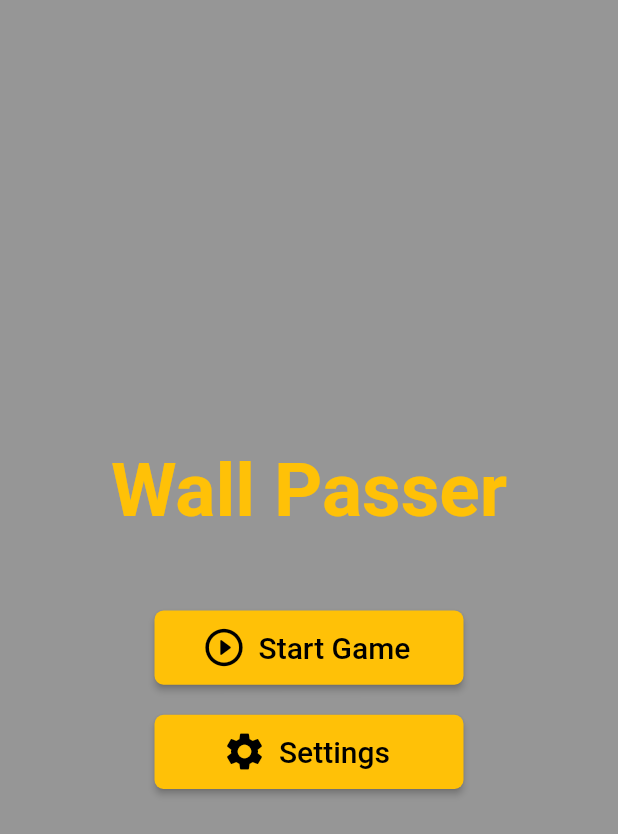
After one commit to Charizard17/chest_escape, a Flutter app: the screen it shows after launch, on a phone screen of 412 x 824 dp. The commit adds this screen. Shown: the top 834 px of the screen. Run offline on Flutter 3.47's test engine with Material 2 defaults, Android fonts, the phone set to English and light mode, and no system bars; missing offline and left inert: flame.

Commit message:
main_menu screen created

```diff
--- a/lib/main.dart
+++ b/lib/main.dart
@@ -2,6 +2,7 @@ import 'package:flame/flame.dart';
 import 'package:flutter/material.dart';
 
 import './screens/game_play.dart';
+import './screens/main_menu.dart';
 
 void main() async {
   WidgetsFlutterBinding.ensureInitialized();
@@ -9,7 +10,7 @@ void main() async {
 
   runApp(
     MaterialApp(
-      home: GamePlay(),
+      home: MainMenu(),
     ),
   );
 }
--- a/lib/overlays/game_over_menu.dart
+++ b/lib/overlays/game_over_menu.dart
@@ -22,11 +22,12 @@ class GameOverMenu extends StatelessWidget {
           mainAxisAlignment: MainAxisAlignment.center,
           children: [
             Padding(
-              padding: const EdgeInsets.symmetric(vertical: 50.0),
+              padding: const EdgeInsets.only(bottom: 50.0),
               child: Text(
                 'Game Over',
                 style: TextStyle(
                   fontSize: 50,
+                  fontWeight: FontWeight.bold,
                   color: Colors.amber,
                 ),
               ),
--- a/lib/overlays/pause_menu.dart
+++ b/lib/overlays/pause_menu.dart
@@ -22,11 +22,12 @@ class PauseMenu extends StatelessWidget {
           mainAxisAlignment: MainAxisAlignment.center,
           children: [
             Padding(
-              padding: const EdgeInsets.symmetric(vertical: 50.0),
+              padding: const EdgeInsets.only(bottom: 50.0),
               child: Text(
                 'Paused',
                 style: TextStyle(
                   fontSize: 50,
+                  fontWeight: FontWeight.bold,
                   color: Colors.amber,
                 ),
               ),
--- /dev/null
+++ b/lib/screens/main_menu.dart
@@ -0,0 +1,95 @@
+import 'package:flutter/material.dart';
+
+import './game_play.dart';
+
+class MainMenu extends StatelessWidget {
+  static const String ID = 'MainMenu';
+
+  const MainMenu({Key? key}) : super(key: key);
+
+  @override
+  Widget build(BuildContext context) {
+    return Scaffold(
+      body: Center(
+        child: Container(
+          color: Colors.black.withOpacity(0.4),
+          width: MediaQuery.of(context).size.width,
+          child: Column(
+            mainAxisAlignment: MainAxisAlignment.center,
+            crossAxisAlignment: CrossAxisAlignment.center,
+            children: [
+              Padding(
+                padding: const EdgeInsets.only(bottom: 50.0),
+                child: Text(
+                  'Wall Passer',
+                  style: TextStyle(
+                    fontSize: 50,
+                    fontWeight: FontWeight.bold,
+                    color: Colors.amber,
+                  ),
+                ),
+              ),
+              SizedBox(
+                width: MediaQuery.of(context).size.width * 0.5,
+                height: MediaQuery.of(context).size.width * 0.12,
+                child: ElevatedButton.icon(
+                  icon: Icon(
+                    Icons.play_circle_outline_rounded,
+                    color: Colors.black,
+                    size: 30,
+                  ),
+                  label: Text(
+                    'Start Game',
+                    style: TextStyle(
+                      color: Colors.black,
+                      fontSize: 20,
+                    ),
+                  ),
+                  style: ElevatedButton.styleFrom(
+                    primary: Colors.amber,
+                    shape: RoundedRectangleBorder(
+                      borderRadius: BorderRadius.circular(6),
+                    ),
+                  ),
+                  onPressed: () {
+                    Navigator.of(context).pushReplacement(
+                      MaterialPageRoute(
+                        builder: (context) => const GamePlay(),
+                      ),
+                    );
+                  },
+                ),
+              ),
+              SizedBox(height: 20),
+              SizedBox(
+                width: MediaQuery.of(context).size.width * 0.5,
+                height: MediaQuery.of(context).size.width * 0.12,
+                child: ElevatedButton.icon(
+                  icon: Icon(
+                    Icons.settings,
+                    color: Colors.black,
+                    size: 30,
+                  ),
+                  label: Text(
+                    'Settings',
+                    style: TextStyle(
+                      color: Colors.black,
+                      fontSize: 20,
+                    ),
+                  ),
+                  style: ElevatedButton.styleFrom(
+                    primary: Colors.amber,
+                    shape: RoundedRectangleBorder(
+                      borderRadius: BorderRadius.circular(6),
+                    ),
+                  ),
+                  onPressed: () {},
+                ),
+              ),
+            ],
+          ),
+        ),
+      ),
+    );
+  }
+}
```
